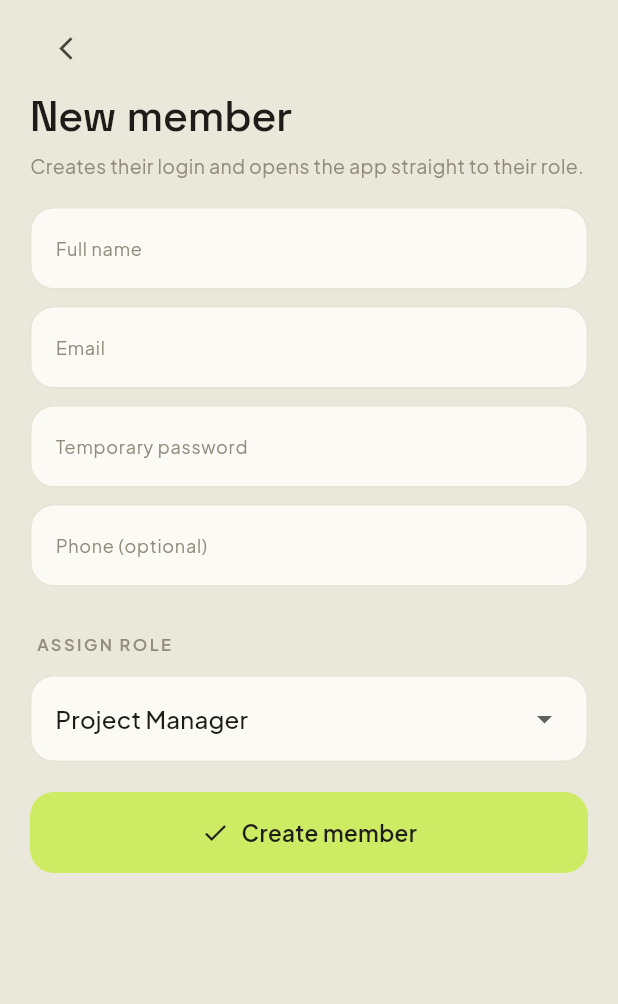
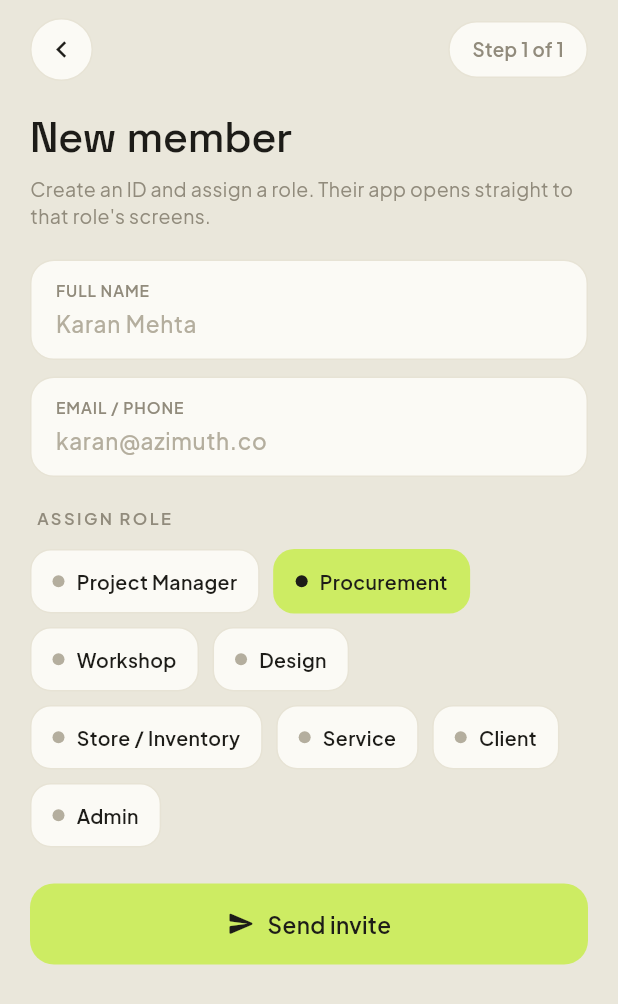
Before and after one commit to ShivanshPande19/BuildTrack, a Flutter app: the AddMember screen opened directly, on a phone screen of 412 x 824 dp. Shown: the top 1004 px of the screen. Run offline on Flutter 3.47's test engine with Material 3 defaults, Android fonts, the phone set to English and light mode, and no system bars; our stand-ins replace flutter_riverpod, go_router, google_fonts, supabase_flutter; accounts and stored records are empty.

Commit message:
Admin: rebuild Add Member UI to match mockup (role chips + Send invite, auto temp password)

```diff
--- a/app/lib/features/admin/add_member.dart
+++ b/app/lib/features/admin/add_member.dart
@@ -1,3 +1,4 @@
+import 'dart:math';
 import 'package:flutter/material.dart';
 import 'package:flutter_riverpod/flutter_riverpod.dart';
 import '../../core/theme.dart';
@@ -5,6 +6,7 @@ import '../../data/repositories.dart';
 import '../../shared/widgets.dart';
 
 /// Admin — create a member (auth user + profile + role) via the Edge Function.
+/// Matches the "New member" mockup: name, email/phone, role chips, Send invite.
 /// role=client also creates a client_account (shown then in onboarding).
 class AddMember extends ConsumerStatefulWidget {
   const AddMember({super.key});
@@ -15,37 +17,45 @@ class AddMember extends ConsumerStatefulWidget {
 class _AddMemberState extends ConsumerState<AddMember> {
   final _name = TextEditingController();
   final _email = TextEditingController();
-  final _password = TextEditingController();
-  final _phone = TextEditingController();
   final _business = TextEditingController();
-  String _role = 'pm';
+  String _role = 'procurement';
   bool _saving = false;
   String? _error;
 
+  // Order matches the mockup; Admin added at the end for completeness.
   static const _roles = [
     ['pm', 'Project Manager'], ['procurement', 'Procurement'], ['workshop', 'Workshop'],
-    ['store', 'Store / Inventory'], ['design', 'Design'], ['service', 'Service'],
+    ['design', 'Design'], ['store', 'Store / Inventory'], ['service', 'Service'],
     ['client', 'Client'], ['admin', 'Admin'],
   ];
 
+  String _genPassword() {
+    const chars = 'ABCDEFGHJKMNPQRSTUVWXYZabcdefghjkmnpqrstuvwxyz23456789';
+    final r = Random.secure();
+    return 'Az${List.generate(8, (_) => chars[r.nextInt(chars.length)]).join()}';
+  }
+
   Future<void> _submit() async {
-    if (_name.text.isEmpty || _email.text.isEmpty || _password.text.length < 6) {
-      setState(() => _error = 'Name, email and a password (6+ chars) are required.');
+    if (_name.text.trim().isEmpty || _email.text.trim().isEmpty) {
+      setState(() => _error = 'Full name and email are required.');
       return;
     }
+    if (_role == 'client' && _business.text.trim().isEmpty) {
+      setState(() => _error = 'Business name is required for a client.');
+      return;
+    }
+    final tempPass = _genPassword();
     setState(() { _saving = true; _error = null; });
     try {
       await ref.read(adminRepoProvider).createMember(
-        fullName: _name.text.trim(), email: _email.text.trim(), password: _password.text,
-        phone: _phone.text.trim().isEmpty ? null : _phone.text.trim(),
-        role: _role, businessName: _business.text.trim().isEmpty ? null : _business.text.trim());
+        fullName: _name.text.trim(), email: _email.text.trim(), password: tempPass,
+        phone: null, role: _role,
+        businessName: _business.text.trim().isEmpty ? null : _business.text.trim());
       ref.invalidate(membersProvider);
       if (_role == 'client') ref.invalidate(clientsProvider);
-      if (mounted) {
-        Navigator.pop(context);
-        ScaffoldMessenger.of(context).showSnackBar(
-          SnackBar(content: Text('${_name.text} added as $_role'), backgroundColor: BT.ink));
-      }
+      if (!mounted) return;
+      await _showCredentials(_email.text.trim(), tempPass);
+      if (mounted) Navigator.pop(context);
     } catch (e) {
       setState(() => _error = '$e');
     } finally {
@@ -53,57 +63,132 @@ class _AddMemberState extends ConsumerState<AddMember> {
     }
   }
 
+  Future<void> _showCredentials(String email, String pass) => showDialog(
+    context: context,
+    builder: (_) => AlertDialog(
+      backgroundColor: BT.card,
+      shape: RoundedRectangleBorder(borderRadius: BorderRadius.circular(22)),
+      title: Text('Member created', style: display(19, w: FontWeight.w600)),
+      content: Column(mainAxisSize: MainAxisSize.min, crossAxisAlignment: CrossAxisAlignment.start, children: [
+        Text('${_name.text.trim()} can sign in with:',
+          style: const TextStyle(fontSize: 13.5, color: BT.mut)),
+        const SizedBox(height: 12),
+        _cred('EMAIL', email),
+        const SizedBox(height: 8),
+        _cred('TEMP PASSWORD', pass),
+        const SizedBox(height: 12),
+        const Text('Share these. They can change the password later.',
+          style: TextStyle(fontSize: 11.5, color: BT.mut2)),
+      ]),
+      actions: [
+        TextButton(onPressed: () => Navigator.pop(context),
+          child: const Text('Done', style: TextStyle(color: BT.ink, fontWeight: FontWeight.w600))),
+      ],
+    ),
+  );
+
+  Widget _cred(String label, String value) => Container(
+    width: double.infinity,
+    padding: const EdgeInsets.symmetric(horizontal: 14, vertical: 10),
+    decoration: BoxDecoration(color: BT.card2, borderRadius: BorderRadius.circular(12)),
+    child: Column(crossAxisAlignment: CrossAxisAlignment.start, children: [
+      Text(label, style: const TextStyle(fontSize: 10, letterSpacing: .6, color: BT.mut, fontWeight: FontWeight.w600)),
+      const SizedBox(height: 3),
+      SelectableText(value, style: const TextStyle(fontSize: 14.5, fontWeight: FontWeight.w600, color: BT.ink)),
+    ]),
+  );
+
   @override
   Widget build(BuildContext context) {
     return Scaffold(
       body: SafeArea(child: ListView(
-        padding: const EdgeInsets.fromLTRB(20, 8, 20, 30),
+        padding: const EdgeInsets.fromLTRB(20, 12, 20, 30),
         children: [
-          Row(children: [
-            IconButton(onPressed: () => Navigator.pop(context), icon: const Icon(Icons.arrow_back_ios_new, size: 18)),
+          // top row: back circle + step pill
+          Row(mainAxisAlignment: MainAxisAlignment.spaceBetween, children: [
+            GestureDetector(
+              behavior: HitTestBehavior.opaque,
+              onTap: () => Navigator.pop(context),
+              child: Container(
+                width: 42, height: 42, alignment: Alignment.center,
+                decoration: BoxDecoration(color: BT.card, shape: BoxShape.circle, border: Border.all(color: BT.line)),
+                child: const Icon(Icons.chevron_left, size: 22, color: BT.ink),
+              ),
+            ),
+            Container(
+              padding: const EdgeInsets.symmetric(horizontal: 15, vertical: 9),
+              decoration: BoxDecoration(color: BT.card, borderRadius: BorderRadius.circular(999), border: Border.all(color: BT.line)),
+              child: const Text('Step 1 of 1', style: TextStyle(fontSize: 12.5, fontWeight: FontWeight.w600, color: BT.mut)),
+            ),
           ]),
+          const SizedBox(height: 16),
           Text('New member', style: display(29, w: FontWeight.w500)),
-          const SizedBox(height: 4),
-          const Text('Creates their login and opens the app straight to their role.',
-            style: TextStyle(color: BT.mut, fontSize: 13)),
-          const SizedBox(height: 18),
-          _field('Full name', _name),
-          _field('Email', _email),
-          _field('Temporary password', _password, obscure: true),
-          _field('Phone (optional)', _phone),
+          const SizedBox(height: 6),
+          const Text("Create an ID and assign a role. Their app opens straight to that role's screens.",
+            style: TextStyle(color: BT.mut, fontSize: 13, height: 1.35)),
+          const SizedBox(height: 20),
+
+          _field('FULL NAME', _name, hint: 'Karan Mehta'),
+          const SizedBox(height: 11),
+          _field('EMAIL / PHONE', _email, hint: 'karan@azimuth.co',
+            keyboard: TextInputType.emailAddress),
+
           const SectionLabel('Assign role'),
-          Container(
-            decoration: BoxDecoration(color: BT.card, borderRadius: BorderRadius.circular(16), border: Border.all(color: BT.line)),
-            padding: const EdgeInsets.symmetric(horizontal: 16, vertical: 4),
-            child: DropdownButtonHideUnderline(child: DropdownButton<String>(
-              isExpanded: true, value: _role,
-              items: _roles.map((r) => DropdownMenuItem(value: r[0], child: Text(r[1]))).toList(),
-              onChanged: (v) => setState(() => _role = v!),
-            )),
-          ),
-          if (_role == 'client') Padding(
-            padding: const EdgeInsets.only(top: 12),
-            child: _field('Business name', _business),
-          ),
-          if (_error != null) Padding(padding: const EdgeInsets.only(top: 10),
+          Wrap(spacing: 9, runSpacing: 9, children: _roles.map(_roleChip).toList()),
+
+          if (_role == 'client') ...[
+            const SizedBox(height: 14),
+            _field('BUSINESS NAME', _business, hint: 'Chai Point'),
+          ],
+
+          if (_error != null) Padding(padding: const EdgeInsets.only(top: 14),
             child: Text(_error!, style: const TextStyle(color: BT.coral, fontSize: 12.5))),
-          const SizedBox(height: 20),
+
+          const SizedBox(height: 24),
           _saving
-            ? const Center(child: CircularProgressIndicator(color: BT.ink))
-            : PrimaryButton('Create member', icon: Icons.check, onTap: _submit),
+            ? const Center(child: Padding(padding: EdgeInsets.symmetric(vertical: 10),
+                child: CircularProgressIndicator(color: BT.ink)))
+            : PrimaryButton('Send invite', icon: Icons.send_rounded, onTap: _submit),
         ],
       )),
     );
   }
 
-  Widget _field(String label, TextEditingController c, {bool obscure = false}) => Padding(
-    padding: const EdgeInsets.only(bottom: 11),
-    child: Container(
-      decoration: BoxDecoration(color: BT.card, borderRadius: BorderRadius.circular(16), border: Border.all(color: BT.line)),
-      padding: const EdgeInsets.symmetric(horizontal: 16),
-      child: TextField(controller: c, obscureText: obscure,
-        decoration: InputDecoration(labelText: label, border: InputBorder.none,
-          labelStyle: const TextStyle(color: BT.mut, fontSize: 12))),
-    ),
+  Widget _roleChip(List<String> r) {
+    final on = _role == r[0];
+    return GestureDetector(
+      behavior: HitTestBehavior.opaque,
+      onTap: () => setState(() { _role = r[0]; _error = null; }),
+      child: Container(
+        padding: const EdgeInsets.symmetric(horizontal: 14, vertical: 11),
+        decoration: BoxDecoration(
+          color: on ? BT.lime : BT.card,
+          borderRadius: BorderRadius.circular(14),
+          border: Border.all(color: on ? Colors.transparent : BT.line),
+        ),
+        child: Row(mainAxisSize: MainAxisSize.min, children: [
+          Container(width: 8, height: 8,
+            decoration: BoxDecoration(color: on ? BT.ink : BT.mut2, shape: BoxShape.circle)),
+          const SizedBox(width: 8),
+          Text(r[1], style: const TextStyle(fontSize: 13, fontWeight: FontWeight.w600, color: BT.ink)),
+        ]),
+      ),
+    );
+  }
+
+  Widget _field(String label, TextEditingController c, {String? hint, TextInputType? keyboard}) => Container(
+    decoration: BoxDecoration(color: BT.card, borderRadius: BorderRadius.circular(16), border: Border.all(color: BT.line)),
+    padding: const EdgeInsets.fromLTRB(16, 12, 16, 12),
+    child: Column(crossAxisAlignment: CrossAxisAlignment.start, children: [
+      Text(label, style: const TextStyle(fontSize: 10.5, letterSpacing: .6, color: BT.mut, fontWeight: FontWeight.w600)),
+      const SizedBox(height: 4),
+      TextField(
+        controller: c, keyboardType: keyboard,
+        style: const TextStyle(fontSize: 15, fontWeight: FontWeight.w600, color: BT.ink),
+        decoration: InputDecoration(
+          isDense: true, border: InputBorder.none, contentPadding: EdgeInsets.zero,
+          hintText: hint, hintStyle: const TextStyle(color: BT.mut2, fontWeight: FontWeight.w500)),
+      ),
+    ]),
   );
 }
```
